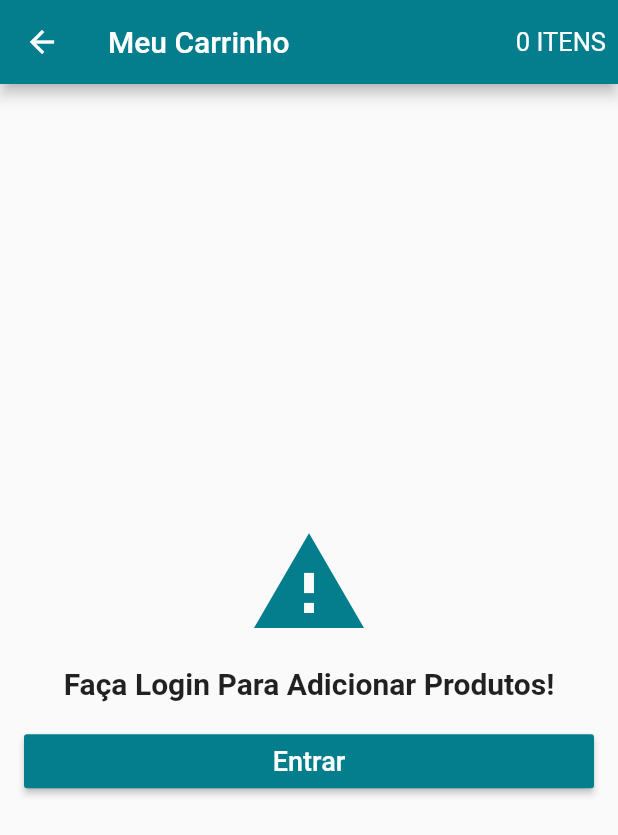
After one commit to LudwigEdward/ExemploEcommerce, a Flutter app: the CartScreen screen opened directly, on a phone screen of 412 x 824 dp. The commit adds this screen. Shown: the top 835 px of the screen. Run offline on Flutter 3.47's test engine with Material 2 defaults, Android fonts, the phone set to English and light mode, and no system bars; our stand-ins replace carousel_pro, cloud_firestore, firebase_auth, transparent_image; accounts and stored records are empty.

Commit message:
Adicionando classe de armazenamento dos items no carriho do usuário, implementando recuperação de senha, tela de carrinho em construção e botão flutuante implementado nas telas principais.

```diff
--- /dev/null
+++ b/lib/Screens/cart_screen.dart
@@ -0,0 +1,98 @@
+import 'package:flutter/material.dart';
+import 'package:loja_virtual/Screens/login_screen.dart';
+import 'package:loja_virtual/models/cart_model.dart';
+import 'package:loja_virtual/models/user_model.dart';
+import 'package:scoped_model/scoped_model.dart';
+
+class CartScreen extends StatelessWidget {
+  @override
+  Widget build(BuildContext context) {
+    return Scaffold(
+      appBar: AppBar(
+        title: Text("Meu Carrinho"),
+        actions: <Widget>[
+          Container(
+            alignment: Alignment.center,
+            padding: EdgeInsets.only(right: 8.0),
+            child: ScopedModelDescendant<CartModel>(
+              builder: (context, child, model) {
+                int p = model.products.length;
+                return Text(
+                  "${p ?? 0} ${p == 1 ? "ITEM" : "ITENS"}",
+                  style: TextStyle(fontSize: 17),
+                );
+              },
+            ),
+          )
+        ],
+      ),
+      body: ScopedModelDescendant<CartModel>(builder: (context, child, model) {
+        if (model.isLoading && UserModel.of(context).isLogged()) {
+          return Center(
+            child: CircularProgressIndicator(),
+          );
+        } else if (!UserModel.of(context).isLogged()) {
+          return Container(
+            padding: EdgeInsets.all(16.0),
+            child: Column(
+              crossAxisAlignment: CrossAxisAlignment.stretch,
+              mainAxisAlignment: MainAxisAlignment.center,
+              children: <Widget>[
+                Icon(
+                  Icons.report_problem,
+                  size: 80,
+                  color: Theme.of(context).primaryColor,
+                ),
+                SizedBox(
+                  height: 16,
+                ),
+                Text(
+                  "Faça Login Para Adicionar Produtos!",
+                  style: TextStyle(fontSize: 20, fontWeight: FontWeight.bold),
+                  textAlign: TextAlign.center,
+                ),
+                SizedBox(
+                  height: 16,
+                ),
+                RaisedButton(
+                  child: Text(
+                    "Entrar",
+                    style: TextStyle(fontSize: 18.0),
+                  ),
+                  textColor: Colors.white,
+                  color: Theme.of(context).primaryColor,
+                  onPressed: () {
+                    Navigator.of(context).push(MaterialPageRoute(
+                        builder: (conntext) => LoginScreen()));
+                  },
+                )
+              ],
+            ),
+          );
+        } else if (model.products == null || model.products.length == 0) {
+          return Container(
+              padding: EdgeInsets.all(16),
+              child: Column(
+                crossAxisAlignment: CrossAxisAlignment.stretch,
+                mainAxisAlignment: MainAxisAlignment.center,
+                children: <Widget>[
+                  Icon(
+                    Icons.remove_shopping_cart,
+                    size: 80,
+                    color: Theme.of(context).primaryColor,
+                  ),
+                  SizedBox(
+                    height: 16,
+                  ),
+                  Text(
+                    "Nenhum Produto No Carrinho",
+                    style: TextStyle(fontSize: 20, fontWeight: FontWeight.bold),
+                    textAlign: TextAlign.center,
+                  )
+                ],
+              ));
+        }
+      }),
+    );
+  }
+}
--- a/lib/Screens/home_screen.dart
+++ b/lib/Screens/home_screen.dart
@@ -2,6 +2,7 @@ import 'package:flutter/material.dart';
 import 'package:loja_virtual/models/user_model.dart';
 import 'package:loja_virtual/tabs/home_tab.dart';
 import 'package:loja_virtual/tabs/products_tab.dart';
+import 'package:loja_virtual/widgets/cart_button.dart';
 import 'package:loja_virtual/widgets/custom_drawer.dart';
 import 'package:scoped_model/scoped_model.dart';
 
@@ -18,6 +19,7 @@ class HomeScreen extends StatelessWidget {
         children: <Widget>[
           Scaffold(
             drawer: CustomDrawer(_pageController),
+            floatingActionButton: CartButton(),
             body: HomeTab(),
           ),
           Scaffold(
@@ -26,6 +28,7 @@ class HomeScreen extends StatelessWidget {
               centerTitle: true,
             ),
             drawer: CustomDrawer(_pageController),
+            floatingActionButton: CartButton(),
             body:  ProductsTab(),
           ),
         ],
--- /dev/null
+++ b/lib/datas/cart_product.dart
@@ -0,0 +1,32 @@
+import 'package:cloud_firestore/cloud_firestore.dart';
+import 'package:loja_virtual/datas/product_data.dart';
+
+class CartProduct{
+
+  String cid;
+  String category;
+  String pid;
+  int quantity;
+  String size;
+
+  ProductData productData;
+
+  CartProduct();
+
+  CartProduct.fromDocument(DocumentSnapshot document){
+    cid =document.documentID;
+    category = document.data["category"];
+    pid = document.data["pid"];
+    size = document.data["size"];
+  }
+
+  Map<String,dynamic> toMap(){
+    return{
+      "category":category,
+      "pid":pid,
+      "quantity":quantity,
+      "size": size,
+     // "product":productData.toResumeMap()
+    };
+  }
+}
--- /dev/null
+++ b/lib/models/cart_model.dart
@@ -0,0 +1,28 @@
+import 'package:cloud_firestore/cloud_firestore.dart';
+import 'package:flutter/material.dart';
+import 'package:loja_virtual/datas/cart_product.dart';
+import 'package:loja_virtual/models/user_model.dart';
+import 'package:scoped_model/scoped_model.dart';
+
+class CartModel extends Model{
+  UserModel user;
+  List<CartProduct> products = [];
+  CartModel(this.user);
+  bool isLoading = false;
+
+  static CartModel of(BuildContext context)=> ScopedModel.of<CartModel>(context);
+
+  void addCartItem(CartProduct cartProduct){
+    products.add(cartProduct);
+    Firestore.instance.collection("users").document(user.firebaseUser.uid).collection("cart").add(cartProduct.toMap()).then((doc){
+      cartProduct.cid = doc.documentID;
+    });
+    notifyListeners();
+  }
+  void removeCartItem(CartProduct cartProduct){
+    Firestore.instance.collection("users").document(user.firebaseUser.uid).collection("cart").document(cartProduct.cid).delete();
+
+    products.remove(cartProduct);
+    notifyListeners();
+  }
+}
```
Also changed, not shown: lib/Screens/category_screen.dart (+9 -5 lines), lib/Screens/login_screen.dart (+14 -1 lines), lib/Screens/product_screen.dart (+19 -1 lines), lib/datas/product_data.dart (+8 -0 lines), lib/main.dart (+7 -1 lines), lib/models/user_model.dart (+21 -3 lines), lib/widgets/cart_button.dart (added, +15 -0 lines).
